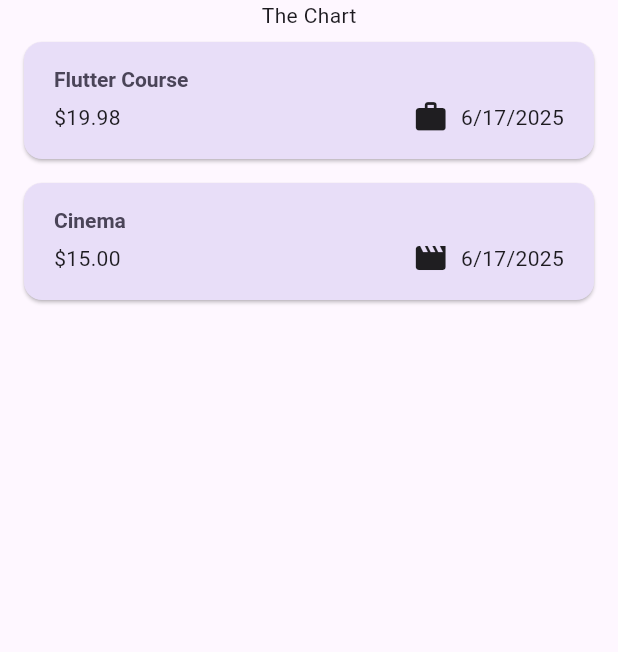
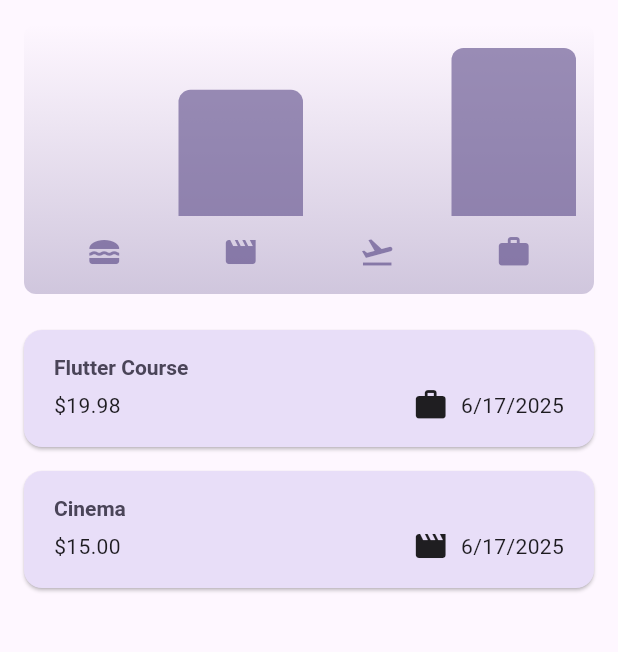
Before and after one commit to dhikadityre/ExpenseTrackerFt, a Flutter app: the screen it shows after launch, on a phone screen of 412 x 824 dp, the part 84-736 px from its top. Run offline on Flutter 3.47's test engine with Material 3 defaults, Android fonts, the phone set to English and light mode, and no system bars.

Commit message:
feat: implement chartbar

```diff
--- /dev/null
+++ b/lib/widgets/chart/chart.dart
@@ -0,0 +1,95 @@
+import 'package:flutter/material.dart';
+
+import 'package:expense_tracker_ft/models/expenses_model.dart';
+import 'package:expense_tracker_ft/widgets/chart/chart_bar.dart';
+
+class Chart extends StatelessWidget {
+  const Chart({super.key, required this.expenses});
+
+  final List<ExpansesModel> expenses;
+
+  List<ExpenseBucket> get buckets {
+    return [
+    ExpenseBucket.forCategory(expenses, Category.food),
+      ExpenseBucket.forCategory(expenses, Category.leisure),
+      ExpenseBucket.forCategory(expenses, Category.travel),
+      ExpenseBucket.forCategory(expenses, Category.work),
+    ];
+  }
+
+  double get maxTotalExpense {
+    double maxTotalExpense = 0;
+
+    for (final bucket in buckets) {
+      if (bucket.totalExpenses > maxTotalExpense) {
+        maxTotalExpense = bucket.totalExpenses;
+      }
+    }
+
+    return maxTotalExpense;
+  }
+
+  @override
+  Widget build(BuildContext context) {
+    final isDarkMode =
+        MediaQuery.of(context).platformBrightness == Brightness.dark;
+    return Container(
+      margin: const EdgeInsets.all(16),
+      padding: const EdgeInsets.symmetric(
+        vertical: 16,
+        horizontal: 8,
+      ),
+      width: double.infinity,
+      height: 180,
+      decoration: BoxDecoration(
+        borderRadius: BorderRadius.circular(8),
+        gradient: LinearGradient(
+          colors: [
+            Theme.of(context).colorScheme.primary.withOpacity(0.3),
+            Theme.of(context).colorScheme.primary.withOpacity(0.0)
+          ],
+          begin: Alignment.bottomCenter,
+          end: Alignment.topCenter,
+        ),
+      ),
+      child: Column(
+        children: [
+          Expanded(
+            child: Row(
+              crossAxisAlignment: CrossAxisAlignment.end,
+              children: [
+                for (final bucket in buckets) // alternative to map()
+                  ChartBar(
+                    fill: bucket.totalExpenses == 0
+                        ? 0
+                        : bucket.totalExpenses / maxTotalExpense,
+                  )
+              ],
+            ),
+          ),
+          const SizedBox(height: 12),
+          Row(
+            children: buckets
+                .map(
+                  (bucket) => Expanded(
+                    child: Padding(
+                      padding: const EdgeInsets.symmetric(horizontal: 4),
+                      child: Icon(
+                        categoryIcons[bucket.category],
+                        color: isDarkMode
+                            ? Theme.of(context).colorScheme.secondary
+                            : Theme.of(context)
+                                .colorScheme
+                                .primary
+                                .withOpacity(0.7),
+                      ),
+                    ),
+                  ),
+                )
+                .toList(),
+          )
+        ],
+      ),
+    );
+  }
+}
--- /dev/null
+++ b/lib/widgets/chart/chart_bar.dart
@@ -0,0 +1,34 @@
+import 'package:flutter/material.dart';
+
+class ChartBar extends StatelessWidget {
+  const ChartBar({
+    super.key,
+    required this.fill,
+  });
+
+  final double fill;
+
+  @override
+  Widget build(BuildContext context) {
+    final isDarkMode =
+        MediaQuery.of(context).platformBrightness == Brightness.dark;
+    return Expanded(
+      child: Padding(
+        padding: const EdgeInsets.symmetric(horizontal: 4),
+        child: FractionallySizedBox(
+          heightFactor: fill,
+          child: DecoratedBox(
+            decoration: BoxDecoration(
+              shape: BoxShape.rectangle,
+              borderRadius:
+                  const BorderRadius.vertical(top: Radius.circular(8)),
+              color: isDarkMode
+                  ? Theme.of(context).colorScheme.secondary
+                  : Theme.of(context).colorScheme.primary.withOpacity(0.65),
+            ),
+          ),
+        ),
+      ),
+    );
+  }
+}
--- a/lib/widgets/expenses.dart
+++ b/lib/widgets/expenses.dart
@@ -1,4 +1,5 @@
 import 'package:expense_tracker_ft/widgets/bottomsheets/new_expense.dart';
+import 'package:expense_tracker_ft/widgets/chart/chart.dart';
 import 'package:expense_tracker_ft/widgets/expenses_list/expenses_list.dart';
 import 'package:expense_tracker_ft/models/expenses_model.dart';
 import 'package:flutter/material.dart';
@@ -93,7 +94,7 @@
       ),
       body: Column(
         children: [
-          const Text('The Chart'),
+          Chart(expenses: _registeredExpenses,),
           Expanded(child: mainContent),
         ],
       ),
```
